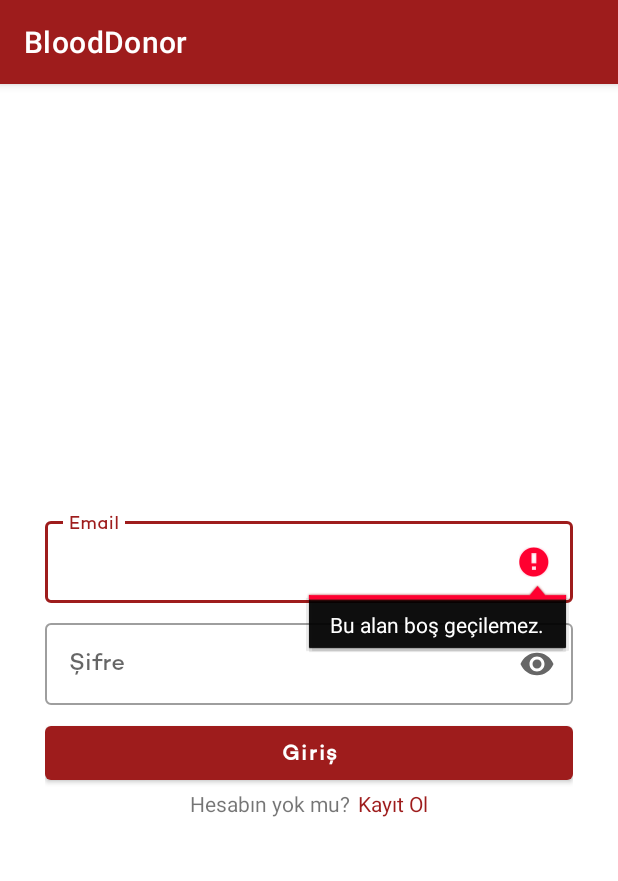
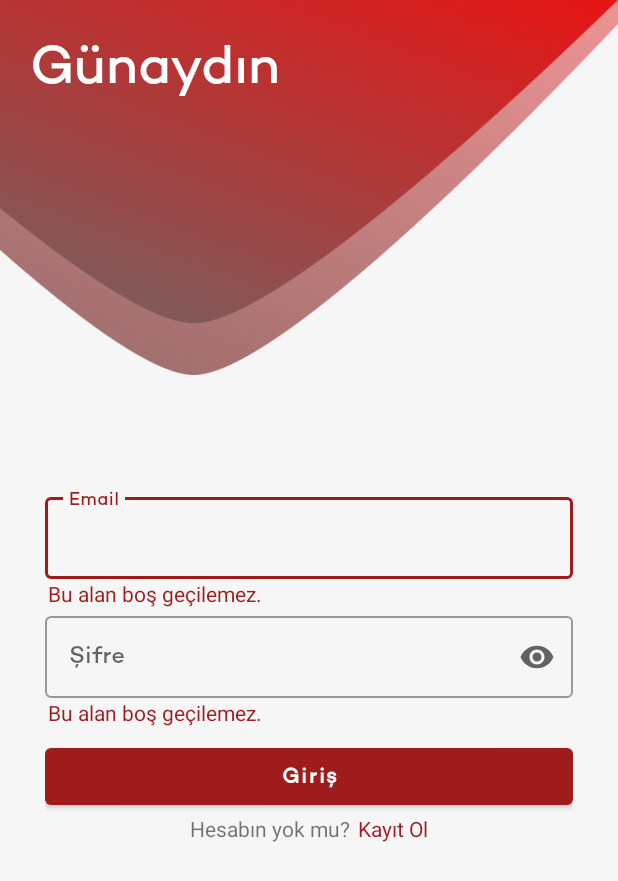
Before and after one commit to ErdiTurkay/blood-donor, an Android app: the screen it shows after launch (LoginActivity), after a tap on "Giriş", on a phone screen of 412 x 824 dp. Shown: the top 881 px of the screen. Run offline under Robolectric (Android 15) with nearby library versions, the phone set to English and light mode, and no system bars; our stand-ins replace Dagger/Hilt's generated code.

Commit message:
Login ekranında geliştirmeler yapıldı.

```diff
--- a/app/src/main/java/com/example/blooddonor/feature/auth/LoginActivity.kt
+++ b/app/src/main/java/com/example/blooddonor/feature/auth/LoginActivity.kt
@@ -1,5 +1,6 @@
 package com.example.blooddonor.feature.auth
 
+import android.app.Activity
 import android.content.Intent
 import android.content.Intent.FLAG_ACTIVITY_NO_HISTORY
 import android.os.Bundle
@@ -7,10 +8,11 @@ import android.view.View
 import android.widget.Toast
 import androidx.activity.viewModels
 import androidx.appcompat.app.AppCompatActivity
-import com.example.blooddonor.R
+import androidx.core.widget.doAfterTextChanged
 import com.example.blooddonor.data.api.response.BaseResponse
 import com.example.blooddonor.data.api.response.LoginResponse
 import com.example.blooddonor.databinding.ActivityLoginBinding
+import com.example.blooddonor.utils.GreetingMessage
 import com.example.blooddonor.utils.SessionManager
 import dagger.hilt.android.AndroidEntryPoint
 
@@ -19,6 +21,7 @@ class LoginActivity : AppCompatActivity() {
 
     private lateinit var binding: ActivityLoginBinding
     private val viewModel by viewModels<LoginViewModel>()
+    private var isLoginEnable: Boolean = false
 
     override fun onCreate(savedInstanceState: Bundle?) {
         super.onCreate(savedInstanceState)
@@ -28,8 +31,12 @@ class LoginActivity : AppCompatActivity() {
 
         val token = SessionManager.getToken(this)
         if (!token.isNullOrBlank()) {
-            navigateToHome()
+            navigateToActivity(LogoutActivity())
         }
+
+        inputChangeListener()
+
+        binding.signInTitle.text = GreetingMessage.getTime(this)
 
         viewModel.loginResult.observe(this) {
             when (it) {
@@ -54,51 +61,68 @@ class LoginActivity : AppCompatActivity() {
         }
 
         binding.btnRegister.setOnClickListener {
-            navigateToRegister()
+            navigateToActivity(RegisterActivity())
         }
     }
 
-    private fun navigateToHome() {
-        finish()
-        val intent = Intent(this, LogoutActivity::class.java)
+    private fun inputChangeListener() {
+        binding.run {
+            txtInputEmail.doAfterTextChanged {
+                if (it?.length == 0) {
+                    emailError.visibility = View.VISIBLE
+                    isLoginEnable = false
+                } else {
+                    emailError.visibility = View.INVISIBLE
+                    isLoginEnable = true
+                }
+            }
+
+            txtPass.doAfterTextChanged {
+                if (it?.length == 0) {
+                    passwordError.visibility = View.VISIBLE
+                    isLoginEnable = false
+                } else {
+                    passwordError.visibility = View.INVISIBLE
+                    isLoginEnable = true
+                }
+            }
+        }
+    }
+
+    private fun navigateToActivity(activity: Activity, finishThisActivity: Boolean? = false) {
+        if (finishThisActivity == true) {
+            finish()
+        }
+
+        val intent = Intent(this, activity::class.java)
         intent.addFlags(Intent.FLAG_ACTIVITY_CLEAR_TOP or Intent.FLAG_ACTIVITY_NEW_TASK)
         intent.addFlags(FLAG_ACTIVITY_NO_HISTORY)
         startActivity(intent)
     }
 
-    private fun navigateToRegister() {
-        val intent = Intent(this, RegisterActivity::class.java)
-        intent.addFlags(Intent.FLAG_ACTIVITY_CLEAR_TOP or Intent.FLAG_ACTIVITY_NEW_TASK)
-        intent.addFlags(FLAG_ACTIVITY_NO_HISTORY)
-        startActivity(intent)
-    }
-
-    fun doLogin() {
+    private fun doLogin() {
         val email = binding.txtInputEmail.text.toString()
         val password = binding.txtPass.text.toString()
 
-        binding.txtInputEmail.run {
-            if (text.isNullOrEmpty()) {
-                error = getString(R.string.should_not_empty)
-                return
-            }
+        if (email.isEmpty()) {
+            binding.emailError.visibility = View.VISIBLE
         }
 
-        binding.txtPass.run {
-            if (text.isNullOrEmpty()) {
-                error = getString(R.string.should_not_empty)
-                return
-            }
+        if (password.isEmpty()) {
+            binding.passwordError.visibility = View.VISIBLE
         }
-        viewModel.loginUser(email = email, password = password)
+
+        if (isLoginEnable) {
+            viewModel.loginUser(email = email, password = password)
+        }
     }
 
     private fun showLoading() {
-        binding.prgbar.visibility = View.VISIBLE
+        binding.progress.visibility = View.VISIBLE
     }
 
     private fun stopLoading() {
-        binding.prgbar.visibility = View.GONE
+        binding.progress.visibility = View.GONE
     }
 
     private fun processLogin(data: LoginResponse?) {
@@ -110,7 +134,7 @@ class LoginActivity : AppCompatActivity() {
                     saveString(this@LoginActivity, SURNAME, it.user.surname)
                 }
             }
-            navigateToHome()
+            navigateToActivity(LogoutActivity())
         }
     }
 
--- /dev/null
+++ b/app/src/main/java/com/example/blooddonor/utils/GreetingMessage.kt
@@ -0,0 +1,29 @@
+package com.example.blooddonor.utils
+
+import android.content.Context
+import com.example.blooddonor.R
+import java.util.*
+
+object GreetingMessage {
+
+    private const val NIGHT_LIMIT = 4
+    private const val MORNING_LIMIT = 12
+    private const val DAY_LIMIT = 18
+
+    fun getTime(context: Context) : String {
+        val cal = Calendar.getInstance()
+        val hours = cal.get(Calendar.HOUR_OF_DAY)
+
+        return context.run {
+            if (hours < NIGHT_LIMIT) {
+                getString(R.string.good_night)
+            } else if (hours < MORNING_LIMIT) {
+                getString(R.string.good_morning)
+            } else if (hours < DAY_LIMIT) {
+                getString(R.string.good_day)
+            } else {
+                getString(R.string.good_evening)
+            }
+        }
+    }
+}
--- a/app/src/main/res/layout/activity_login.xml
+++ b/app/src/main/res/layout/activity_login.xml
@@ -4,24 +4,56 @@
     xmlns:tools="http://schemas.android.com/tools"
     android:layout_width="match_parent"
     android:layout_height="match_parent"
-    android:padding="30dp"
+    android:background="#F6F6F6"
     tools:context=".feature.auth.LoginActivity">
 
     <ProgressBar
-        android:id="@+id/prgbar"
+        android:id="@+id/progress"
         android:layout_width="48dp"
         android:layout_height="48dp"
         android:visibility="gone"
+        android:layout_marginBottom="20dp"
         app:layout_constraintBottom_toBottomOf="parent"
         app:layout_constraintEnd_toEndOf="parent"
         app:layout_constraintStart_toStartOf="parent" />
+
+    <View
+        android:id="@+id/header"
+        android:layout_width="match_parent"
+        android:layout_height="250dp"
+        android:layout_alignParentStart="true"
+        android:layout_alignParentTop="true"
+        android:background="@drawable/header"
+        app:layout_constraintTop_toTopOf="parent"
+        tools:layout_editor_absoluteX="0dp" />
+
+    <TextView
+        android:id="@+id/sign_in_title"
+        android:layout_width="wrap_content"
+        android:layout_height="wrap_content"
+        android:layout_marginTop="20dp"
+        android:layout_marginLeft="20dp"
+        android:fontFamily="@font/campton"
+        android:text="Giriş Yap"
+        android:textSize="36sp"
+        android:textColor="@color/white"
+        app:layout_constraintStart_toStartOf="parent"
+        app:layout_constraintTop_toTopOf="parent" />
+
+    <androidx.constraintlayout.widget.ConstraintLayout
+        android:layout_width="match_parent"
+        android:layout_height="0dp"
+        app:layout_constraintTop_toBottomOf="@id/sign_in_title"
+        app:layout_constraintBottom_toBottomOf="parent"
+        android:paddingHorizontal="30dp"
+        >
 
         <com.google.android.material.textfield.TextInputLayout
             android:id="@+id/txtLay_emailAdd"
             style="@style/Widget.MaterialComponents.TextInputLayout.OutlinedBox"
             android:layout_width="match_parent"
             android:layout_height="wrap_content"
-        android:layout_marginBottom="8dp"
+
             android:hint="@string/email"
             app:layout_constraintBottom_toTopOf="@id/txtLay_pass_signup"
             app:layout_constraintEnd_toEndOf="parent"
@@ -33,6 +65,16 @@
                 android:layout_height="wrap_content"
                 android:fontFamily="@font/campton"
                 android:maxLength="35" />
+
+            <TextView
+                android:id="@+id/email_error"
+                android:layout_width="wrap_content"
+                android:layout_height="wrap_content"
+                android:text="@string/should_not_be_empty"
+                android:layout_marginStart="2dp"
+                android:textColor="@color/purple_500"
+                android:visibility="invisible"
+                />
 
         </com.google.android.material.textfield.TextInputLayout>
 
@@ -55,12 +97,23 @@
                 android:fontFamily="@font/campton"
                 android:inputType="textPassword"
                 android:maxLength="15" />
+
+            <TextView
+                android:id="@+id/password_error"
+                android:layout_width="wrap_content"
+                android:layout_height="wrap_content"
+                android:text="@string/should_not_be_empty"
+                android:layout_marginStart="2dp"
+                android:textColor="@color/purple_500"
+                android:visibility="invisible"
+                />
+
         </com.google.android.material.textfield.TextInputLayout>
 
         <Button
             android:id="@+id/btn_login"
             android:layout_width="0dp"
-        android:layout_height="48dp"
+            android:layout_height="50dp"
             android:layout_marginTop="8dp"
             android:fontFamily="@font/campton"
             android:text="@string/sign_in"
@@ -73,23 +126,24 @@
         <LinearLayout
             android:layout_width="wrap_content"
             android:layout_height="wrap_content"
+            android:orientation="horizontal"
+            app:layout_constraintEnd_toEndOf="parent"
             app:layout_constraintStart_toStartOf="parent"
-        app:layout_constraintEnd_toEndOf="parent"
-        app:layout_constraintTop_toBottomOf="@id/btn_login"
-        android:orientation="horizontal">
+            app:layout_constraintTop_toBottomOf="@id/btn_login">
 
             <TextView
                 android:layout_width="match_parent"
                 android:layout_height="wrap_content"
-            android:text="Hesabın yok mu?"
                 android:layout_marginEnd="5dp"
-            />
+                android:text="Hesabın yok mu?" />
 
             <TextView
                 android:id="@+id/btn_register"
                 android:layout_width="wrap_content"
                 android:layout_height="wrap_content"
-            android:textColor="@color/purple_500"
-            android:text="Kayıt Ol" />
+                android:text="Kayıt Ol"
+                android:textColor="@color/purple_500" />
         </LinearLayout>
+
     </androidx.constraintlayout.widget.ConstraintLayout>
+</androidx.constraintlayout.widget.ConstraintLayout>
--- a/app/src/main/res/values/strings.xml
+++ b/app/src/main/res/values/strings.xml
@@ -5,4 +5,10 @@
     <string name="password">Şifre</string>
     <string name="logout">Çıkış Yap</string>
     <string name="should_not_empty">Bu alan boş geçilemez.</string>
+    <string name="should_not_be_empty">Bu alan boş geçilemez.</string>
+
+    <string name="good_morning">Günaydın</string>
+    <string name="good_evening">İyi Akşamlar</string>
+    <string name="good_night">İyi Geceler</string>
+    <string name="good_day">İyi Günler</string>
 </resources>
--- a/app/src/main/res/values/themes.xml
+++ b/app/src/main/res/values/themes.xml
@@ -1,6 +1,6 @@
 <resources xmlns:tools="http://schemas.android.com/tools">
     <!-- Base application theme. -->
-    <style name="Theme.BloodDonor" parent="Theme.MaterialComponents.DayNight.DarkActionBar">
+    <style name="Theme.BloodDonor" parent="Theme.MaterialComponents.DayNight.NoActionBar">
         <!-- Primary brand color. -->
         <item name="colorPrimary">@color/purple_500</item>
         <item name="colorPrimaryVariant">@color/purple_700</item>
@@ -13,8 +13,4 @@
         <item name="android:statusBarColor">?attr/colorPrimaryVariant</item>
         <!-- Customize your theme here. -->
     </style>
-
-    <style name="toastTextStyle" parent="TextAppearance.AppCompat">
-        <item name="android:fontFamily">@font/campton</item>
-    </style>
 </resources>
```
Also changed, not shown: app/src/main/res/drawable/header.png (added). Lines whose indentation alone changed are shown as unchanged.
